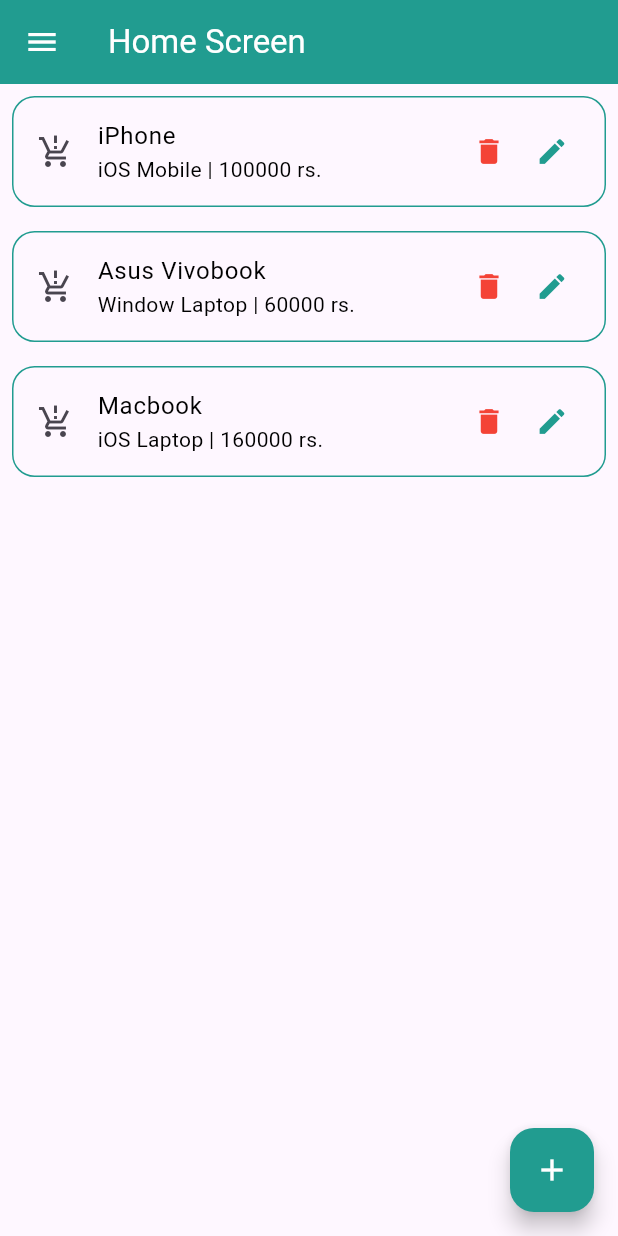
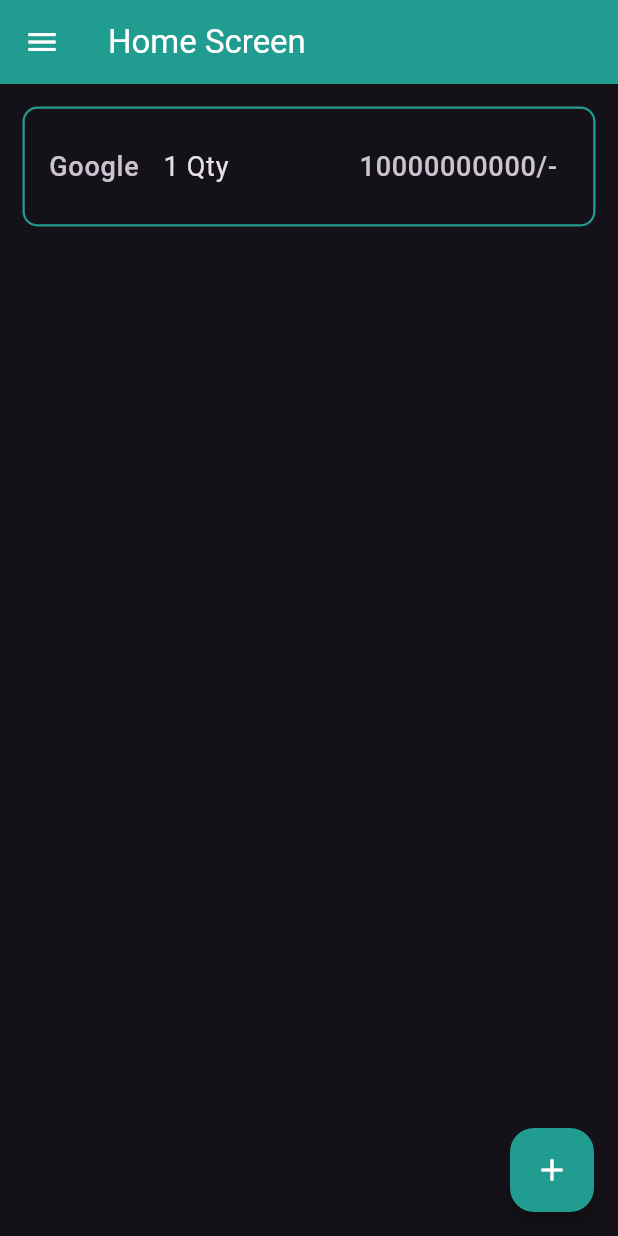
Before and after one commit to theAkHilsarkar18/invoice_generator_2pm, a Flutter app: the screen it shows after launch, on a phone screen of 412 x 824 dp. Run offline on Flutter 3.47's test engine with Material 2 defaults, Android fonts, the phone set to English and light mode, and no system bars.

Commit message:
05-10-2023

```diff
--- a/lib/main.dart
+++ b/lib/main.dart
@@ -7,7 +7,8 @@
   runApp(
     MaterialApp(
       debugShowCheckedModeBanner: false,
-      theme: ThemeData(useMaterial3: true),
+      theme: ThemeData.dark(useMaterial3: true),
+      themeMode: ThemeMode.dark,
       routes: {
         '/' : (context) =>  HomeScreen(),
         'add' : (context) =>  AddScreen(),
--- a/lib/screens/homescreen.dart
+++ b/lib/screens/homescreen.dart
@@ -11,6 +11,9 @@
 class _HomeScreenState extends State<HomeScreen> {
   @override
   Widget build(BuildContext context) {
+    setState(() {
+
+    });
     return SafeArea(
       child: Scaffold(
         appBar: AppBar(
@@ -19,78 +22,36 @@
           title:
               const Text("Home Screen", style: TextStyle(color: Colors.white)),
         ),
-        body: ListView.builder(
-          physics: BouncingScrollPhysics(),
-          itemCount: productName.length,
-          itemBuilder: (context, index) => Padding(
-            padding: const EdgeInsets.all(8.0),
-            child: Container(
-              decoration: BoxDecoration(
-                borderRadius: BorderRadius.circular(15),
-                border: Border.all(
-                  color: Color(0xff219C90),
-                ),
-              ),
-              child: ListTile(
-                leading: Icon(Icons.production_quantity_limits),
-                title: Text(
-                  "${productName[index]}",
-                  style: TextStyle(color: Colors.black),
-                ),
-                subtitle: Text(
-                  "${categoryList[index]} | ${productAmount[index]} rs.",
-                  style: TextStyle(color: Colors.black),
-                ),
-                trailing: Row(
-                  mainAxisSize: MainAxisSize.min,
-                  children: [
-                    InkWell(
-                        onTap: () {
-                          setState(() {
-                            productName.removeAt(index);
-                            productAmount.removeAt(index);
-                            categoryList.removeAt(index);
-                          });
-                        },
-                        child: Icon(
-                          Icons.delete,
-                          color: Colors.red,
-                          size: 22,
-                        )),
-                    SizedBox(
-                      width: 20,
-                    ),
-                    InkWell(
-                        onTap: () {
-                          setState(() {
-                            productName[index] = "Google";
-                            productAmount[index] = 100000000000;
-                            categoryList[index] = "Company";
-                          });
-                        },
-                        child: Icon(
-                          Icons.edit,
-                          color: Color(0xff219C90),
-                          size: 22,
-                        )),
-                  ],
-                ),
-              ),
-            ),
-          ),
-        ),
+        body: ListView.builder(itemBuilder: (context, index) => productBox(index),itemCount: productName.length,),
         floatingActionButton: FloatingActionButton(
-          backgroundColor: Color(0xff219C90),
+          backgroundColor: const Color(0xff219C90),
           onPressed: () {
-            setState(() {
-              productName.add("Watch");
-              productAmount.add(1200);
-              categoryList.add("Smart Watch");
-            });
+            Navigator.of(context).pushNamed('add');
           },
-          child: const Icon(Icons.add, color: Colors.white),
+          child: Icon(Icons.add,color: Colors.white),
         ),
       ),
     );
   }
 }
+
+
+Widget productBox(int index)
+{
+  return Container(
+    alignment: Alignment.center,
+    margin: EdgeInsets.all(15),
+    height: 80,
+    width: double.infinity,
+    decoration: BoxDecoration(
+      borderRadius: BorderRadius.circular(10),
+      border: Border.all(color: const Color(0xff219C90),width: 1.5),
+    ),
+    child: ListTile(
+
+      leading: Text('${productName[index]}',style: TextStyle(fontSize: 18),),
+      title: Text('${productQty[index]} Qty',style: TextStyle(fontSize: 18),),
+      trailing: Text('${productAmount[index]}/-',style: TextStyle(fontSize: 18),),
+    ),
+  );
+}
--- a/lib/utils/productsdata.dart
+++ b/lib/utils/productsdata.dart
@@ -1,17 +1,11 @@
 List productName = [
-  "iPhone",
-  "Asus Vivobook",
-  "Macbook",
+'Google'
 ];
 
-List categoryList = [
-  'iOS Mobile',
-  'Window Laptop',
-  'iOS Laptop',
+List productQty = [
+1
 ];
 
 List productAmount = [
-  100000,
-  60000,
-  160000,
+10000000000
 ];
```
Also changed, not shown: lib/screens/addscreen.dart (+77 -1 lines).
